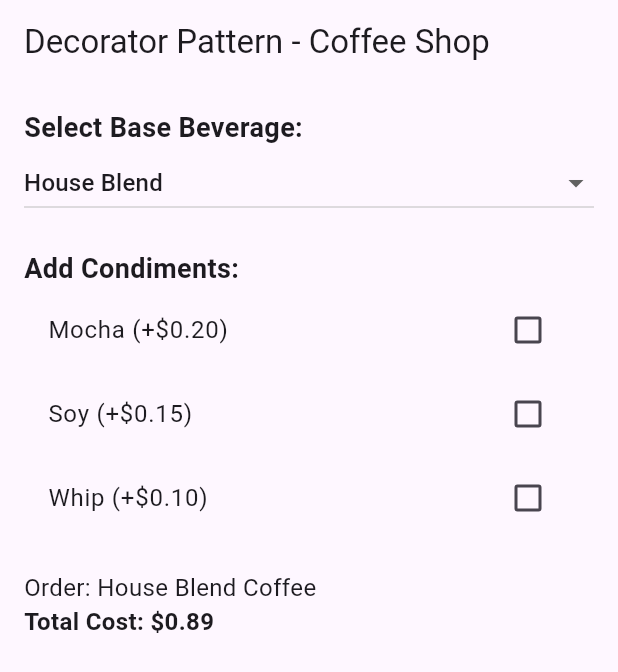
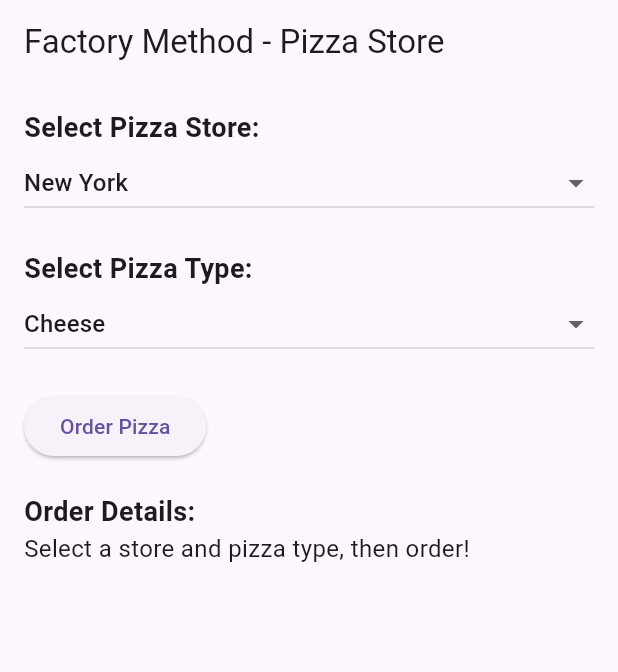
Before and after one commit to Alyaatalaat28/Flutter-Design-Patterns, a Flutter app: the screen it shows after launch, on a phone screen of 412 x 824 dp. Shown: the top 672 px of the screen. Run offline on Flutter 3.47's test engine with Material 3 defaults, Android fonts, the phone set to English and light mode, and no system bars.

Commit message:
Implement Factory Method pattern for Pizza ordering system with PizzaStore and concrete pizza classes

```diff
--- a/lib/main.dart
+++ b/lib/main.dart
@@ -1,5 +1,5 @@
 import 'package:flutter/material.dart';
-import 'package:flutter_design_patterns/patterns/decorator/coffee_screen.dart';
+import 'package:flutter_design_patterns/patterns/factory_method/pizza_screen.dart';
 
 void main() {
   runApp(const MyApp());
@@ -18,7 +18,7 @@ class MyApp extends StatelessWidget {
         visualDensity: VisualDensity.adaptivePlatformDensity,
       ),
       title: 'Flutter Design Patterns',
-      home: CoffeeScreen(),
+      home: PizzaScreen(),
     );
   }
 }
--- /dev/null
+++ b/lib/patterns/factory_method/pizza.dart
@@ -0,0 +1,75 @@
+// Abstract Pizza class
+// ignore_for_file: avoid_print
+
+abstract class Pizza {
+  String name = "Unknown Pizza";
+  String dough = "";
+  String sauce = "";
+  List<String> toppings = [];
+
+  String prepare() {
+    return '''Preparing $name
+Tossing dough: $dough
+Adding sauce: $sauce
+Adding toppings: ${toppings.join(", ")}''';
+  }
+
+  String bake() => "Baking for 25 minutes at 350°F";
+  String cut() => "Cutting the pizza into diagonal slices";
+  String box() => "Placing pizza in official PizzaStore box";
+
+  String getName() => name;
+
+  // For UI display
+  String getDetails() => '''
+Name: $name
+Dough: $dough
+Sauce: $sauce
+Toppings: ${toppings.join(", ")}
+''';
+}
+
+// Concrete Pizzas: New York Style
+class NYStyleCheesePizza extends Pizza {
+  NYStyleCheesePizza() {
+    name = "NY Style Cheese Pizza";
+    dough = "Thin Crust Dough";
+    sauce = "Marinara Sauce";
+    toppings.addAll(["Grated Reggiano Cheese"]);
+  }
+}
+
+class NYStyleVeggiePizza extends Pizza {
+  NYStyleVeggiePizza() {
+    name = "NY Style Veggie Pizza";
+    dough = "Thin Crust Dough";
+    sauce = "Marinara Sauce";
+    toppings
+        .addAll(["Grated Reggiano Cheese", "Mushrooms", "Onions", "Peppers"]);
+  }
+}
+
+// Concrete Pizzas: Chicago Style
+class ChicagoStyleCheesePizza extends Pizza {
+  ChicagoStyleCheesePizza() {
+    name = "Chicago Style Cheese Pizza";
+    dough = "Thick Crust Dough";
+    sauce = "Plum Tomato Sauce";
+    toppings.addAll(["Shredded Mozzarella Cheese"]);
+  }
+
+  @override
+  String cut() => "Cutting the pizza into square slices";
+}
+
+class ChicagoStyleVeggiePizza extends Pizza {
+  ChicagoStyleVeggiePizza() {
+    name = "Chicago Style Veggie Pizza";
+    dough = "Thick Crust Dough";
+    sauce = "Plum Tomato Sauce";
+    toppings.addAll(["Shredded Mozzarella Cheese", "Spinach", "Olives"]);
+  }
+
+  @override
+  String cut() => "Cutting the pizza into square slices";
+}
--- /dev/null
+++ b/lib/patterns/factory_method/pizza_screen.dart
@@ -0,0 +1,112 @@
+import 'package:flutter/material.dart';
+import 'pizza_store.dart';
+
+class PizzaScreen extends StatefulWidget {
+  const PizzaScreen({super.key});
+
+  @override
+  _PizzaScreenState createState() => _PizzaScreenState();
+}
+
+class _PizzaScreenState extends State<PizzaScreen> {
+  PizzaStore _store = NYStylePizzaStore();
+  String _pizzaType = 'cheese';
+  String _output = "Select a store and pizza type, then order!";
+
+  void _updateStore(String? store) {
+    setState(() {
+      _store = store == 'New York' ? NYStylePizzaStore() : ChicagoStylePizzaStore();
+      _output = "Selected $store store";
+    });
+  }
+
+  void _updatePizzaType(String? type) {
+    setState(() {
+      _pizzaType = type ?? 'cheese';
+      _output = "Selected $_pizzaType pizza";
+    });
+  }
+
+  void _orderPizza() {
+    try {
+      setState(() {
+        _output = _store.orderPizza(_pizzaType);
+      });
+    } catch (e) {
+      setState(() {
+        _output = "Error: ${e.toString()}";
+      });
+    }
+  }
+
+  @override
+  Widget build(BuildContext context) {
+    return Scaffold(
+      appBar: AppBar(title: const Text('Factory Method - Pizza Store')),
+      body: Padding(
+        padding: const EdgeInsets.all(16.0),
+        child: Column(
+          crossAxisAlignment: CrossAxisAlignment.start,
+          children: [
+            const Text(
+              'Select Pizza Store:',
+              style: TextStyle(fontSize: 18, fontWeight: FontWeight.bold),
+            ),
+            DropdownButton<String>(
+              isExpanded: true,
+              value: _store is NYStylePizzaStore ? 'New York' : 'Chicago',
+              items: ['New York', 'Chicago']
+                  .map((store) => DropdownMenuItem<String>(
+                        value: store,
+                        child: Text(store),
+                      ))
+                  .toList(),
+              onChanged: _updateStore,
+            ),
+            const SizedBox(height: 20),
+            const Text(
+              'Select Pizza Type:',
+              style: TextStyle(fontSize: 18, fontWeight: FontWeight.bold),
+            ),
+            DropdownButton<String>(
+              isExpanded: true,
+              value: _pizzaType,
+              items: ['cheese', 'veggie']
+                  .map((type) => DropdownMenuItem<String>(
+                        value: type,
+                        child: Text(type.capitalize()),
+                      ))
+                  .toList(),
+              onChanged: _updatePizzaType,
+            ),
+            const SizedBox(height: 20),
+            ElevatedButton(
+              onPressed: _orderPizza,
+              child: const Text('Order Pizza'),
+            ),
+            const SizedBox(height: 20),
+            const Text(
+              'Order Details:',
+              style: TextStyle(fontSize: 18, fontWeight: FontWeight.bold),
+            ),
+            Expanded(
+              child: SingleChildScrollView(
+                child: Text(
+                  _output,
+                  style: const TextStyle(fontSize: 16),
+                ),
+              ),
+            ),
+          ],
+        ),
+      ),
+    );
+  }
+}
+
+// Extension to capitalize strings
+extension StringExtension on String {
+  String capitalize() {
+    return "${this[0].toUpperCase()}${substring(1)}";
+  }
+}
--- /dev/null
+++ b/lib/patterns/factory_method/pizza_store.dart
@@ -0,0 +1,48 @@
+import 'pizza.dart';
+
+// Abstract PizzaStore class with Factory Method
+abstract class PizzaStore {
+  Pizza createPizza(String type); // Factory Method
+
+  String orderPizza(String type) {
+    Pizza pizza = createPizza(type);
+    StringBuffer output = StringBuffer();
+    output.writeln("--- Ordering ${pizza.getName()} ---");
+    output.writeln(pizza.prepare());
+    output.writeln(pizza.bake());
+    output.writeln(pizza.cut());
+    output.writeln(pizza.box());
+    output.writeln(pizza.getDetails());
+    return output.toString();
+  }
+}
+
+// Concrete Store: NYStylePizzaStore
+class NYStylePizzaStore extends PizzaStore {
+  @override
+  Pizza createPizza(String type) {
+    switch (type) {
+      case 'cheese':
+        return NYStyleCheesePizza();
+      case 'veggie':
+        return NYStyleVeggiePizza();
+      default:
+        throw Exception("Unknown pizza type: $type");
+    }
+  }
+}
+
+// Concrete Store: ChicagoStylePizzaStore
+class ChicagoStylePizzaStore extends PizzaStore {
+  @override
+  Pizza createPizza(String type) {
+    switch (type) {
+      case 'cheese':
+        return ChicagoStyleCheesePizza();
+      case 'veggie':
+        return ChicagoStyleVeggiePizza();
+      default:
+        throw Exception("Unknown pizza type: $type");
+    }
+  }
+}
```
